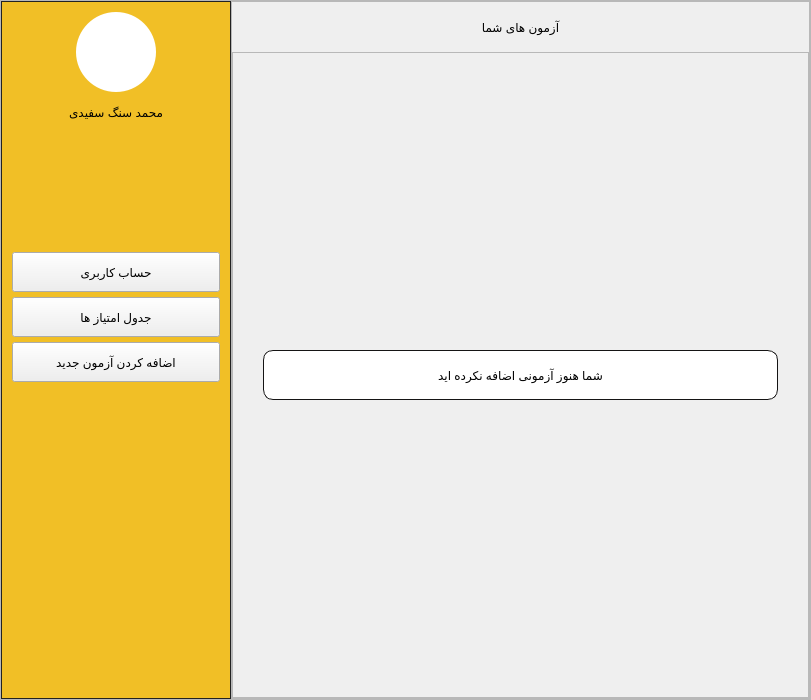
Old version of the form App/ui/teacherMainPage.ui in the repository MohammadSangSefidi/QuizMaster.
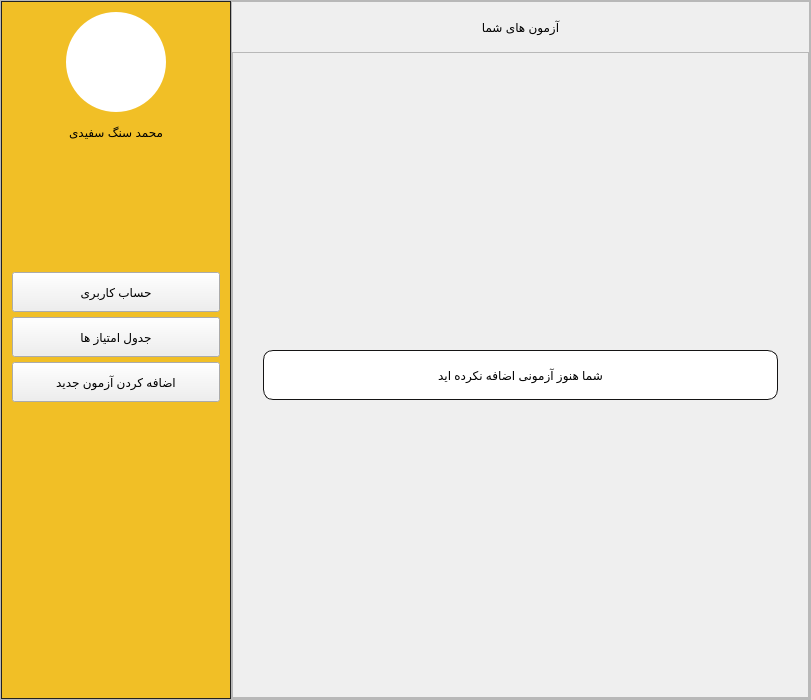
New version of the form.

Commit message: add search private quiz in student main page. add leader board for global users and for private quiz. add profile image in user setting and improve other opion in user setting.

What changed in the file:
```diff
--- a/App/ui/teacherMainPage.ui
+++ b/App/ui/teacherMainPage.ui
@@ -112,14 +112,14 @@
              <widget class="QLabel" name="profileImageLabel">
               <property name="minimumSize">
                <size>
-                <width>80</width>
-                <height>80</height>
+                <width>100</width>
+                <height>100</height>
                </size>
               </property>
               <property name="maximumSize">
                <size>
-                <width>80</width>
-                <height>80</height>
+                <width>100</width>
+                <height>100</height>
                </size>
               </property>
               <property name="sizeIncrement">
@@ -131,7 +131,7 @@
               <property name="styleSheet">
                <string notr="true">QFrame#profileImageLabel{
 backgound-color:#fffff;
-border-radius:40px;
+border-radius:50px;
 background-color:#ffffff;
 }
 QFrame#profileImageLabel::QPixmap{
```
The commit also changes 48 other files.
